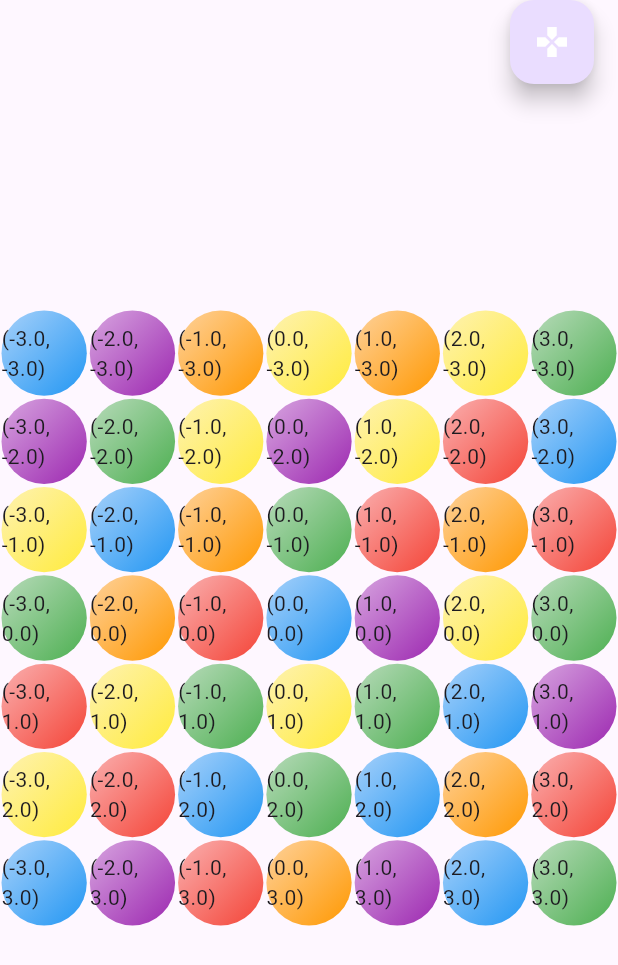
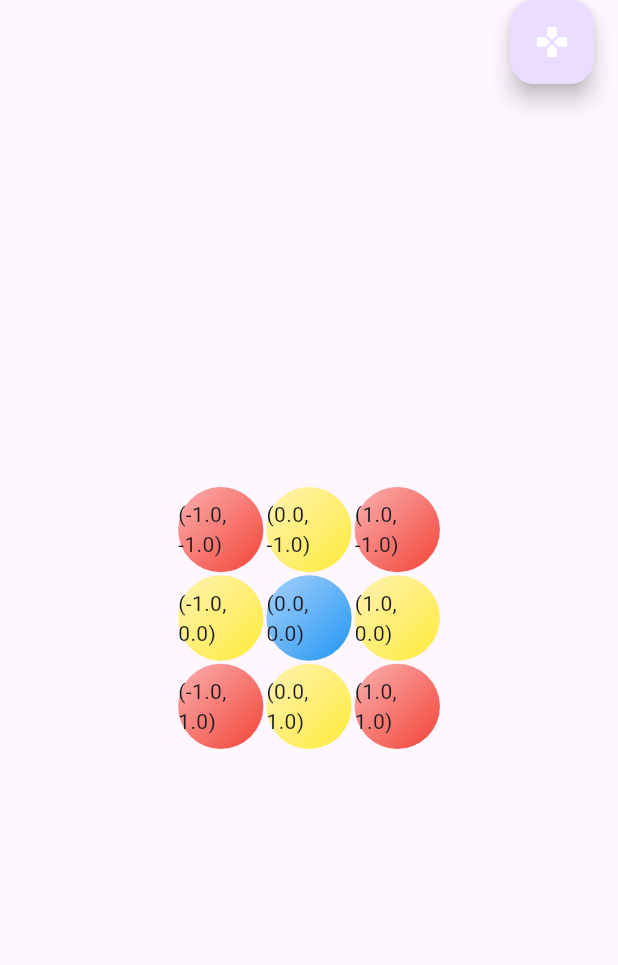
Before and after one commit to vmelia/flutter_boxez, a Flutter app: the screen it shows after launch, after a tap on the "gamepad" icon, on a phone screen of 412 x 824 dp. Shown: the top 965 px of the screen. Run offline on Flutter 3.47's test engine with Material 3 defaults, Android fonts, the phone set to English and light mode, and no system bars; our stand-ins replace bloc, equatable, flutter_bloc, get_it.

Commit message:
Collapsing WIP.

```diff
--- a/lib/helpers/widget_helper.dart
+++ b/lib/helpers/widget_helper.dart
@@ -5,14 +5,7 @@ import '../widgets.dart';
 
 class WidgetHelper {
   static List<Widget> convertBoxesIntoWidgets(Game game, BuildContext context, bool isDragging) {
-    return game.boxes
-        .map(
-          (box) => Positioned.fromRect(
-            rect: getRect(box.location, context),
-            child: BoxWidget(box: box, isDragging: isDragging),
-          ),
-        )
-        .toList();
+    return game.boxes.map((box) => BoxWidget(box: box, isDragging: isDragging)).toList();
   }
 
   static Box? getTappedBox(Offset globalPosition, Game game, BuildContext context) {
--- a/lib/interfaces/game_logic_service.dart
+++ b/lib/interfaces/game_logic_service.dart
@@ -4,5 +4,5 @@ abstract class GameLogicService {
   bool removeContiguousBoxes();
   bool collapseToCentre();
 
-  BoxesUpdated? boxesMoving;
+  BoxesUpdated? boxesFinished;
 }
--- a/lib/services/game_creator_service_impl.dart
+++ b/lib/services/game_creator_service_impl.dart
@@ -10,33 +10,33 @@ class GameCreatorServiceImpl extends GameCreatorService {
   @override
   void createGame() => _createGame();
 
+  // void _createGame() {
+  //   gameDataService.createEmptyGame();
+  //   int index = 0;
+  //   for (var x = Constants.gridStart; x <= Constants.gridEnd; x++) {
+  //     for (var y = Constants.gridStart; y <= Constants.gridEnd; y++) {
+  //       final location = Location.fromInt(x, y);
+  //       final proposedValue = randomService.value;
+  //       final value = _getValidValue(location, proposedValue);
+
+  //       gameDataService.add(Box(index: index, location: location, value: value));
+  //       index++;
+  //     }
+  //   }
+  // }
+
   void _createGame() {
     gameDataService.createEmptyGame();
-    int index = 0;
-    for (var x = Constants.gridStart; x <= Constants.gridEnd; x++) {
-      for (var y = Constants.gridStart; y <= Constants.gridEnd; y++) {
-        final location = Location.fromInt(x, y);
-        final proposedValue = randomService.value;
-        final value = _getValidValue(location, proposedValue);
-
-        gameDataService.add(Box(index: index, location: location, value: value));
-        index++;
-      }
-    }
+    gameDataService.add(Box(index: 0, location: Location(-1, -1), value: 0));
+    gameDataService.add(Box(index: 1, location: Location(-1, 0), value: 2));
+    gameDataService.add(Box(index: 2, location: Location(-1, 1), value: 0));
+    gameDataService.add(Box(index: 3, location: Location(0, -1), value: 2));
+    gameDataService.add(Box(index: 4, location: Location(0, 0), value: 4));
+    gameDataService.add(Box(index: 5, location: Location(0, 1), value: 2));
+    gameDataService.add(Box(index: 6, location: Location(1, -1), value: 0));
+    gameDataService.add(Box(index: 7, location: Location(1, 0), value: 2));
+    gameDataService.add(Box(index: 8, location: Location(1, 1), value: 0));
   }
-
-  // void _createGame() {
-  //   gameDataService.createEmptyGame();
-  //   gameDataService.add(Box(index: 0, location: Location(-1, -1), value: 0));
-  //   gameDataService.add(Box(index: 1, location: Location(-1, 0), value: 2));
-  //   gameDataService.add(Box(index: 2, location: Location(-1, 1), value: 0));
-  //   gameDataService.add(Box(index: 3, location: Location(0, -1), value: 2));
-  //   gameDataService.add(Box(index: 4, location: Location(0, 0), value: 4));
-  //   gameDataService.add(Box(index: 5, location: Location(0, 1), value: 2));
-  //   gameDataService.add(Box(index: 6, location: Location(1, -1), value: 0));
-  //   gameDataService.add(Box(index: 7, location: Location(1, 0), value: 2));
-  //   gameDataService.add(Box(index: 8, location: Location(1, 1), value: 0));
-  // }
 
   int _getValidValue(Location location, int proposedValue) {
     for (var i = 0; i < Colours.count; i++) {
--- a/lib/state/game_cubit.dart
+++ b/lib/state/game_cubit.dart
@@ -24,7 +24,7 @@ class GameCubit extends Cubit<GameState> {
   ) : super(GameState.initial()) {
     dragService.boxesMoving = boxesMoving;
     dragService.boxesFinished = boxesFinished;
-    gameLogicService.boxesMoving = boxesMoving;
+    gameLogicService.boxesFinished = boxesFinished;
   }
 
   final GameCreatorService gameCreatorService;
--- a/lib/widgets/box_widget.dart
+++ b/lib/widgets/box_widget.dart
@@ -13,7 +13,10 @@ class BoxWidget extends StatelessWidget {
     final dx = box.location.dx;
     final dy = box.location.dy;
     final locationText = '($dx, $dy)';
-    return Padding(
+    return AnimatedPositioned.fromRect(
+      duration: isDragging ? Duration(milliseconds: 0) : Duration(milliseconds: 1000),
+      rect: WidgetHelper.getRect(box.location, context),
+      child: Padding(
         padding: EdgeInsets.all(Constants.boxPadding),
         child: Stack(
           alignment: AlignmentDirectional.center,
@@ -34,6 +37,7 @@ class BoxWidget extends StatelessWidget {
             Text(locationText),
           ],
         ),
+      ),
     );
   }
 }
```
Lines whose indentation alone changed are shown as unchanged.
